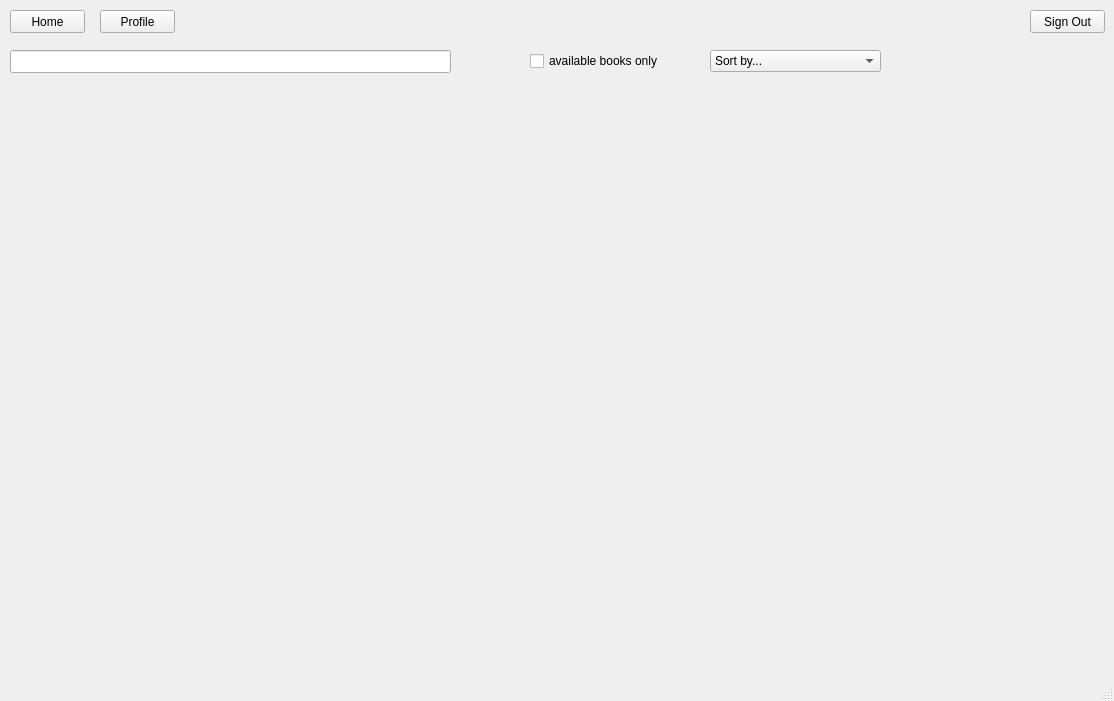
The window that MemberView.ui (jordynmarlow/DatabaseSystems) describes before a commit, drawn with Qt 5.
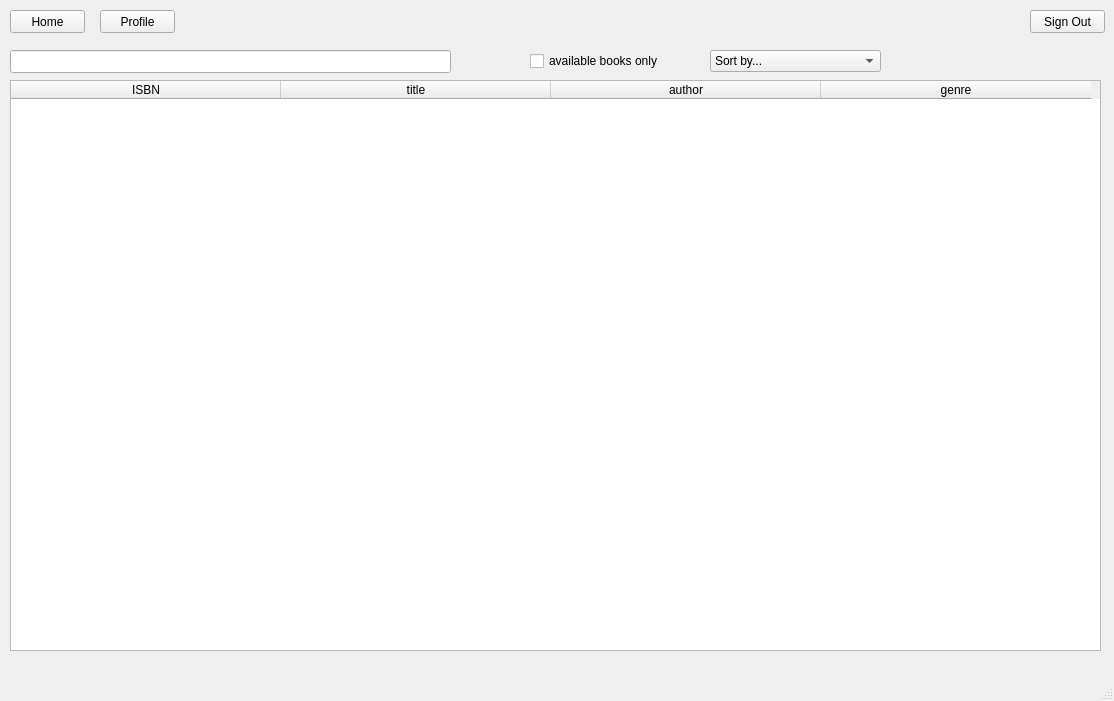
The same window after the commit.

Commit message: Backend code to books table is complete

The edit to the form file:
```diff
--- a/MemberView.ui
+++ b/MemberView.ui
@@ -111,6 +111,39 @@
        </property>
       </item>
      </widget>
+     <widget class="QTableWidget" name="tableWidget">
+      <property name="geometry">
+       <rect>
+        <x>10</x>
+        <y>40</y>
+        <width>1091</width>
+        <height>571</height>
+       </rect>
+      </property>
+      <attribute name="horizontalHeaderDefaultSectionSize">
+       <number>270</number>
+      </attribute>
+      <column>
+       <property name="text">
+        <string>ISBN</string>
+       </property>
+      </column>
+      <column>
+       <property name="text">
+        <string>title</string>
+       </property>
+      </column>
+      <column>
+       <property name="text">
+        <string>author</string>
+       </property>
+      </column>
+      <column>
+       <property name="text">
+        <string>genre</string>
+       </property>
+      </column>
+     </widget>
     </widget>
     <widget class="QWidget" name="page_2"/>
    </widget>
```
The commit also changes 3 other files.
